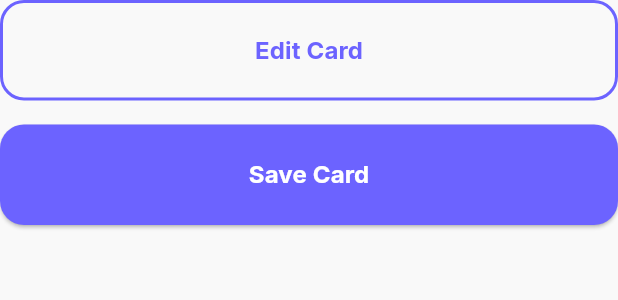
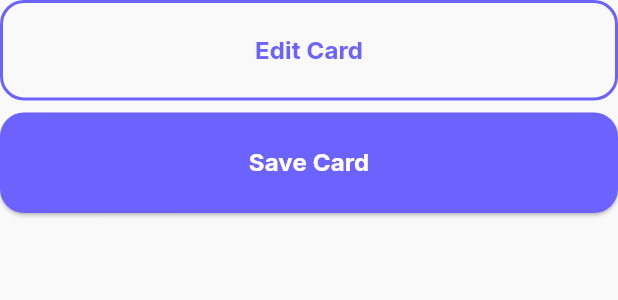
Before and after one commit to 2EDX7/Cardly, a Flutter app: the ProfileActionButtons widget shown alone on an empty page, opened directly with empty values, on a phone screen of 412 x 824 dp. Shown: the top 300 px of the screen. Run offline on Flutter 3.47's test engine with Material 3 defaults, Android fonts, the phone set to English and light mode, and no system bars; our stand-ins replace google_fonts.

Commit message:
refactor: adjust spacing between buttons

```diff
--- a/flutter app/lib/screens/profile/widgets/profile_action_buttons.dart
+++ b/flutter app/lib/screens/profile/widgets/profile_action_buttons.dart
@@ -32,7 +32,7 @@ class ProfileActionButtons extends StatelessWidget {
           ),
         ),
 
-        const SizedBox(height: AppSpacing.md),
+        const SizedBox(height: AppSpacing.sm),
 
         // Save Card Button (Filled)
         SizedBox(
```
